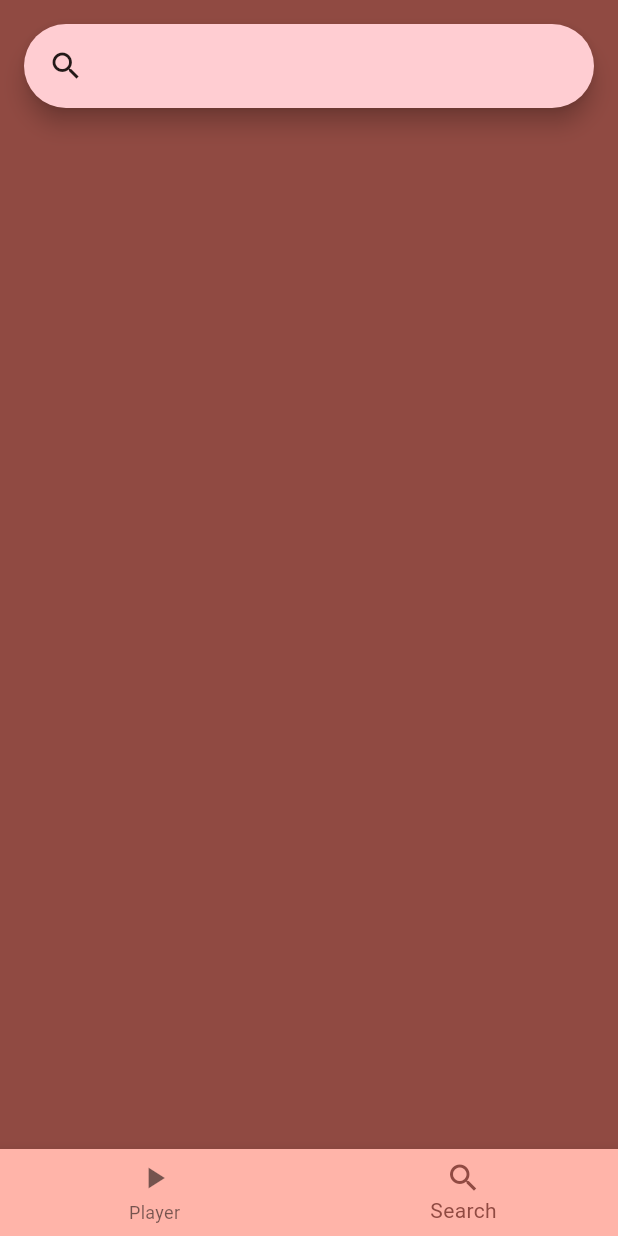
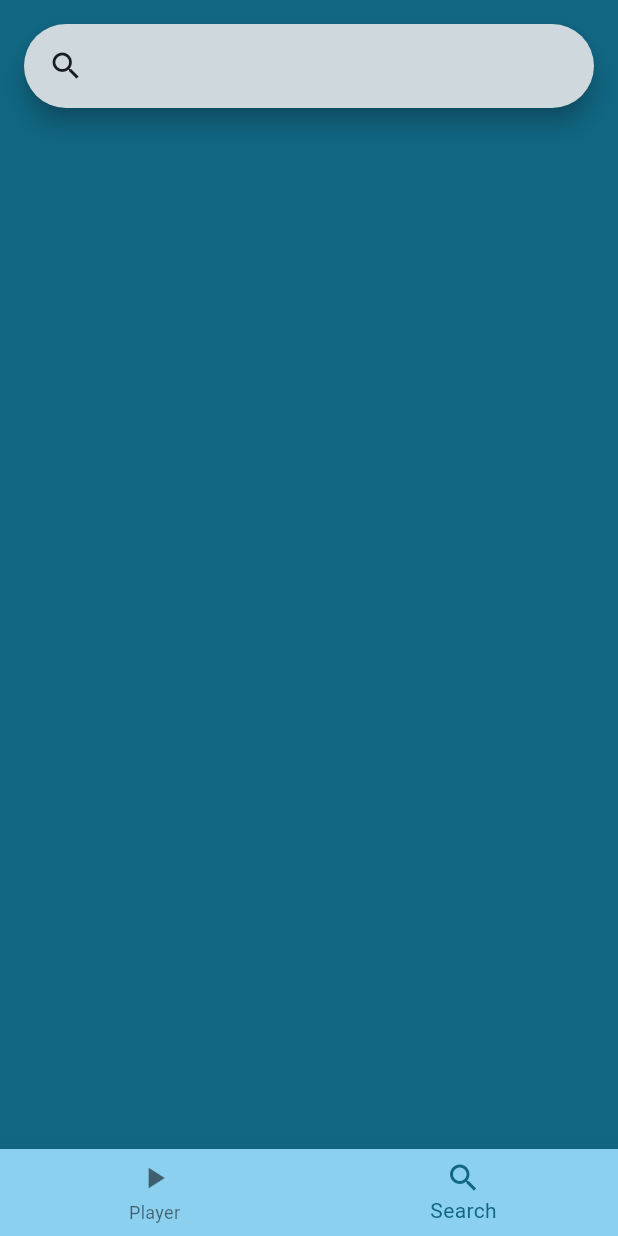
Before and after one commit to Sublimeful/Subsearch, a Flutter app: the screen it shows after launch, item 2 of the bottom bar chosen, on a phone screen of 412 x 824 dp. Run offline on Flutter 3.47's test engine with Material 3 defaults, Android fonts, the light colour scheme and no system bars; our stand-ins replace cached_network_image, youtube_player_flutter; missing offline and left inert: youtube_explode_dart.

Commit message:
Changed theme to be blue

```diff
--- a/lib/main.dart
+++ b/lib/main.dart
@@ -20,7 +20,7 @@ void main() {
 class MyApp extends StatelessWidget {
   const MyApp({super.key});
 
-  final MaterialColor _seedColor = Colors.red;
+  final MaterialColor _seedColor = Colors.blueGrey;
 
   // This widget is the root of your application.
   @override
```
